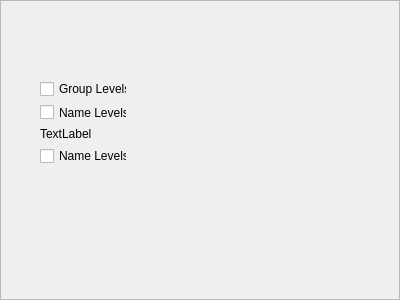
Qt form BatchLightUE4/Views/FrameLevels.ui (shenyu0403/BatchBuildLightUE4) before a commit.
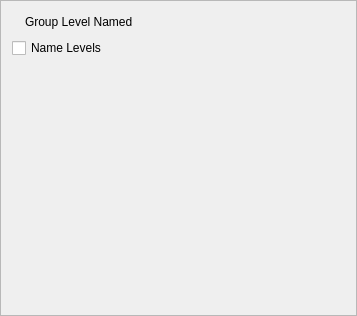
The same form after that commit. Icons and pictures are not drawn.

Patch:
```diff
--- a/BatchLightUE4/Views/FrameLevels.ui
+++ b/BatchLightUE4/Views/FrameLevels.ui
@@ -2,12 +2,15 @@
 <ui version="4.0">
  <class>Frame</class>
  <widget class="QFrame" name="Frame">
+  <property name="enabled">
+   <bool>true</bool>
+  </property>
   <property name="geometry">
    <rect>
     <x>0</x>
     <y>0</y>
-    <width>400</width>
-    <height>300</height>
+    <width>357</width>
+    <height>316</height>
    </rect>
   </property>
   <property name="windowTitle">
@@ -19,46 +22,72 @@
   <property name="frameShadow">
    <enum>QFrame::Raised</enum>
   </property>
-  <widget class="QWidget" name="">
-   <property name="geometry">
-    <rect>
-     <x>40</x>
-     <y>80</y>
-     <width>87</width>
-     <height>84</height>
-    </rect>
-   </property>
+  <layout class="QGridLayout" name="gridLayout">
+   <item row="0" column="0">
    <layout class="QVBoxLayout" name="verticalLayout">
     <item>
-     <widget class="QCheckBox" name="checkBox_2">
-      <property name="text">
-       <string>Group Levels</string>
-      </property>
-     </widget>
-    </item>
-    <item>
-     <widget class="QCheckBox" name="checkBox">
-      <property name="text">
-       <string>Name Levels</string>
-      </property>
-     </widget>
-    </item>
+      <layout class="QHBoxLayout" name="horizontalLayout">
     <item>
      <widget class="QLabel" name="label">
       <property name="text">
-       <string>TextLabel</string>
-      </property>
+          <string notr="true"/>
+         </property>
+         <property name="pixmap">
+          <pixmap>../Ressources/package.png</pixmap>
+         </property>
+         <property name="scaledContents">
+          <bool>false</bool>
+         </property>
+         <property name="margin">
+          <number>4</number>
+         </property>
      </widget>
     </item>
     <item>
-     <widget class="QCheckBox" name="checkBox_3">
+        <widget class="QLabel" name="label_grp_lvl">
+         <property name="text">
+          <string>Group Level Named</string>
+         </property>
+        </widget>
+       </item>
+       <item>
+        <spacer name="horizontalSpacer">
+         <property name="orientation">
+          <enum>Qt::Horizontal</enum>
+         </property>
+         <property name="sizeHint" stdset="0">
+          <size>
+           <width>40</width>
+           <height>20</height>
+          </size>
+         </property>
+        </spacer>
+       </item>
+      </layout>
+     </item>
+     <item>
+      <widget class="QCheckBox" name="name_lvl">
       <property name="text">
        <string>Name Levels</string>
       </property>
      </widget>
     </item>
    </layout>
-  </widget>
+   </item>
+   <item row="1" column="0">
+    <spacer name="verticalSpacer">
+     <property name="orientation">
+      <enum>Qt::Vertical</enum>
+     </property>
+     <property name="sizeHint" stdset="0">
+      <size>
+       <width>20</width>
+       <height>40</height>
+      </size>
+     </property>
+    </spacer>
+   </item>
+  </layout>
  </widget>
  <resources/>
  <connections/>
```
Lines whose indentation alone changed are shown as unchanged.
